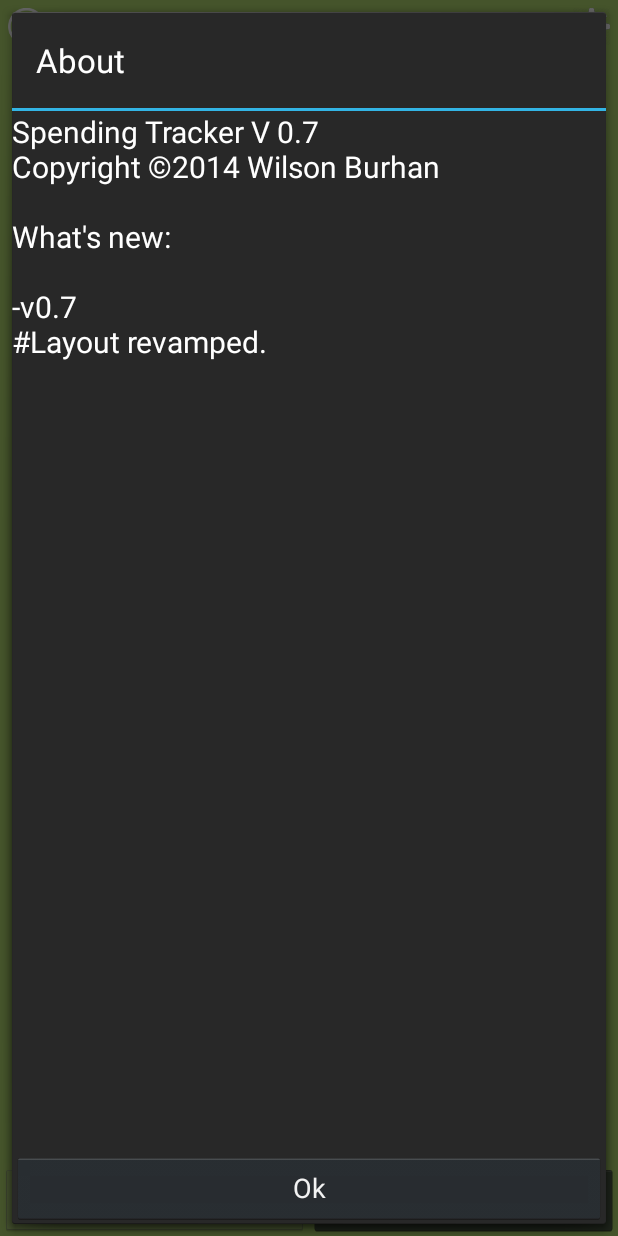
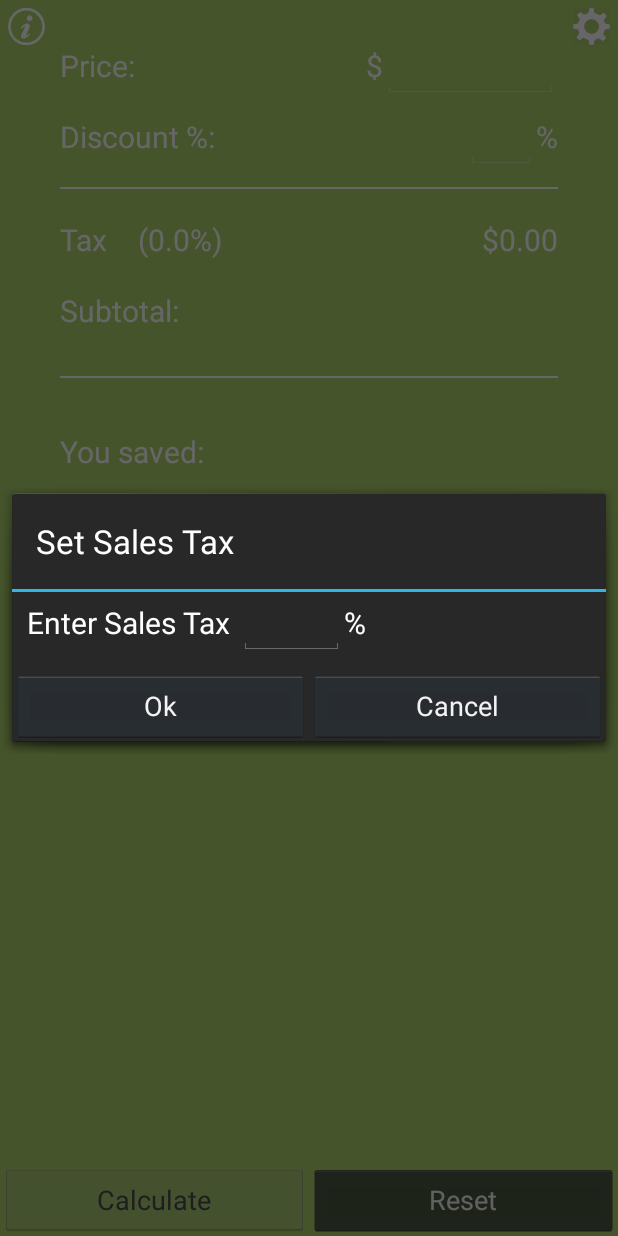
Before and after one commit to wburhan2/SpendingTracker, an Android app: the fragment Tab2Fragment placed in its activity, after a tap on an icon or button, on a phone screen of 412 x 824 dp. Run offline under Robolectric (Android 15) with nearby library versions, the phone set to English and light mode, and no system bars.

Commit message:
Implemented the missing features. V 0.9

```diff
--- a/app/src/main/AndroidManifest.xml
+++ b/app/src/main/AndroidManifest.xml
@@ -3,6 +3,7 @@
     package="com.spendingtracker.app" >
 
     <application
+        android:name="BaseApp"
         android:allowBackup="true"
         android:icon="@drawable/icon"
         android:label="@string/app_name"
--- /dev/null
+++ b/app/src/main/java/com/spendingtracker/app/BaseApp.java
@@ -0,0 +1,20 @@
+package com.spendingtracker.app;
+
+import android.app.Application;
+
+/**
+ * Created by Wilson on 5/5/14.
+ */
+public class BaseApp extends Application {
+    Tax mTax;
+
+    @Override
+    public void onCreate() {
+        super.onCreate();
+        mTax = new Tax();
+    }
+
+    public Tax getObserver() {
+        return mTax;
+    }
+}
--- a/app/src/main/java/com/spendingtracker/app/InfoDialogFragment.java
+++ b/app/src/main/java/com/spendingtracker/app/InfoDialogFragment.java
@@ -1,33 +1,31 @@
 package com.spendingtracker.app;
 
 import android.app.Dialog;
+import android.os.Bundle;
 import android.support.v4.app.DialogFragment;
-import android.os.Bundle;
+import android.text.method.ScrollingMovementMethod;
 import android.view.LayoutInflater;
 import android.view.View;
 import android.view.ViewGroup;
+import android.widget.TextView;
 
 /**
- * Created by Wilson on 5/4/14.
+ * Created by Wilson on 5/5/14.
  */
 public class InfoDialogFragment extends DialogFragment implements View.OnClickListener{
 
     @Override
     public View onCreateView(LayoutInflater inflater, ViewGroup container, Bundle savedInstanceState) {
-        //return super.onCreateView(inflater, container, savedInstanceState);
-
         View view = inflater.inflate(R.layout.info_dialog_fragment, container,false);
-
-        View okButton = view.findViewById(R.id.ok_button);
+        TextView textView = (TextView)view.findViewById(R.id.dialog_text);
+        textView.setMovementMethod(new ScrollingMovementMethod());
+        View okButton = view.findViewById(R.id.ok);
         okButton.setOnClickListener(this);
-
         Dialog dialog = getDialog();
-        dialog.setTitle("About");
+        dialog.setTitle("Help");
 
         return view;
-    }
-
-
+        }
 
     @Override
     public void onClick(View view) {
--- a/app/src/main/java/com/spendingtracker/app/MainActivity.java
+++ b/app/src/main/java/com/spendingtracker/app/MainActivity.java
@@ -13,7 +13,7 @@ import android.widget.TabHost;
 
 import java.util.HashMap;
 
-public class MainActivity extends FragmentActivity{
+public class MainActivity extends FragmentActivity {
 
     private TabHost mTabHost;
     private HashMap mapTabInfo = new HashMap();
@@ -61,10 +61,9 @@ public class MainActivity extends FragmentActivity{
         mInfo.setOnClickListener(new View.OnClickListener() {
             @Override
             public void onClick(View view) {
-
                 FragmentManager fm = getSupportFragmentManager();
-                InfoDialogFragment fragment = new InfoDialogFragment();
-                fragment.show(fm, "InfoFragment");
+                TaxDialogFragment fragment = new TaxDialogFragment();
+                fragment.show(fm, "TaxFragment");
             }
         });
 
--- a/app/src/main/java/com/spendingtracker/app/Tab2Fragment.java
+++ b/app/src/main/java/com/spendingtracker/app/Tab2Fragment.java
@@ -16,10 +16,13 @@ import android.widget.EditText;
 import android.widget.TextView;
 import android.widget.Toast;
 
+import java.util.Observable;
+import java.util.Observer;
+
 /**
  * Created by Wilson on 4/23/14.
  */
-public class Tab2Fragment extends Fragment {
+public class Tab2Fragment extends Fragment implements Observer{
 
     private Button mCalculate;
     private Button mReset;
@@ -27,22 +30,20 @@ public class Tab2Fragment extends Fragment {
     private EditText mDiscountView;
     private TextView mAfterDiscount;
     private TextView mSaved;
+    private TextView mTaxPct;
+    private TextView mTaxValue;
+    BaseApp mBase;
 
     public View onCreateView(final LayoutInflater inflater, final ViewGroup container, final Bundle savedInstanceState) {
         if (container == null) {
-            // We have different layouts, and in one of them this
-            // fragment's containing frame doesn't exist.  The fragment
-            // may still be created from its saved state, but there is
-            // no reason to try to create its view hierarchy because it
-            // won't be displayed.  Note this is not needed -- we could
-            // just run the code below, where we would create and return
-            // the view hierarchy; it would just never be used.
             return null;
         }
 
         final View v = inflater.inflate(R.layout.tab2_frag_layout, container, false);
         final MyTextWatcher myTextWatcher = new MyTextWatcher();
 
+        mBase = (BaseApp)getActivity().getApplication();
+        mBase.getObserver().addObserver(this);
         mCalculate = (Button)v.findViewById(R.id.calculate_disc);
         mCalculate.setEnabled(false);
         mReset = (Button)v.findViewById(R.id.reset_disc);
@@ -50,6 +51,8 @@ public class Tab2Fragment extends Fragment {
         mDiscountView = (EditText)v.findViewById(R.id.discount_pct_value);
         mAfterDiscount = (TextView)v.findViewById(R.id.total_value);
         mSaved = (TextView)v.findViewById(R.id.saved_value);
+        mTaxPct = (TextView)v.findViewById(R.id.tax_pct);
+        mTaxValue = (TextView)v.findViewById(R.id.tax_value);
 
         mOriginalPriceView.addTextChangedListener(myTextWatcher);
         mDiscountView.addTextChangedListener(myTextWatcher);
@@ -57,14 +60,8 @@ public class Tab2Fragment extends Fragment {
         mDiscountView.setOnEditorActionListener(new TextView.OnEditorActionListener() {
             @Override
             public boolean onEditorAction(TextView textView, int i, KeyEvent keyEvent) {
-                if (i == EditorInfo.IME_ACTION_DONE) {
-                    mCalculate.performClick();/*
-                    if (mDiscountView.getText().length() != 0) {
-                        InputMethodManager inputManager = (InputMethodManager) inflater.getContext().getSystemService(Context.INPUT_METHOD_SERVICE);
-                        inputManager.hideSoftInputFromWindow(getActivity().getCurrentFocus().getWindowToken(), InputMethodManager.HIDE_NOT_ALWAYS);
-                        return true;
-                    }*/
-                }
+                if (i == EditorInfo.IME_ACTION_DONE)
+                    mCalculate.performClick();
                 return false;
             }
         });
@@ -85,8 +82,12 @@ public class Tab2Fragment extends Fragment {
 
                 double originalPrice = Double.parseDouble(mOriginalPriceView.getText().toString());
                 double discount = Double.parseDouble(mDiscountView.getText().toString());
+                double taxPct = Double.parseDouble(mTaxPct.getText().toString());
                 double save = originalPrice * (discount / 100);
                 double finalPrice = originalPrice * ((100-discount) / 100);
+                double tax = finalPrice * (taxPct / 100);
+                finalPrice += tax;
+                mTaxValue.setText("$"+String.format("%.2f", tax));
                 mSaved.setText("$"+String.format("%.2f", save));
                 mAfterDiscount.setText("$"+String.format("%.2f" ,finalPrice));
             }
@@ -102,8 +103,18 @@ public class Tab2Fragment extends Fragment {
                 Toast.makeText(view.getContext(), "Values has been reset", 3).show();
             }
         });
+        return v;
+    }
 
-        return v;
+    @Override
+    public void onResume() {
+        super.onResume();
+        mTaxPct.setText(String.valueOf(mBase.getObserver().getTax()));
+    }
+
+    @Override
+    public void update(Observable observable, Object o) {
+        mTaxPct.setText(String.valueOf(mBase.getObserver().getTax()));
     }
 
     class MyTextWatcher implements TextWatcher {
--- /dev/null
+++ b/app/src/main/java/com/spendingtracker/app/Tax.java
@@ -0,0 +1,20 @@
+package com.spendingtracker.app;
+
+import java.util.Observable;
+
+/**
+ * Created by Wilson on 5/6/14.
+ */
+public class Tax extends Observable {
+    private double mTax = 0d;
+
+    public double getTax(){
+        return mTax;
+    }
+
+    public void setTax (double tax) {
+        mTax = tax;
+        setChanged();
+        notifyObservers(mTax);
+    }
+}
--- /dev/null
+++ b/app/src/main/java/com/spendingtracker/app/TaxDialogFragment.java
@@ -0,0 +1,64 @@
+package com.spendingtracker.app;
+
+import android.app.Activity;
+import android.app.Dialog;
+import android.support.v4.app.DialogFragment;
+import android.os.Bundle;
+import android.view.LayoutInflater;
+import android.view.View;
+import android.view.ViewGroup;
+import android.widget.Button;
+import android.widget.EditText;
+import android.widget.TextView;
+
+import java.util.Observable;
+import java.util.Observer;
+
+/**
+ * Created by Wilson on 5/4/14.
+ */
+public class TaxDialogFragment extends DialogFragment implements Observer{
+
+    BaseApp mBase;
+
+    @Override
+    public View onCreateView(LayoutInflater inflater, ViewGroup container, Bundle savedInstanceState) {
+        View view = inflater.inflate(R.layout.tax_dialog_fragment, container,false);
+        mBase = (BaseApp)getActivity().getApplication();
+        mBase.getObserver().addObserver(this);
+
+        Button okButton = (Button)view.findViewById(R.id.ok_button);
+        final EditText tax = (EditText)view.findViewById(R.id.federal_tax);
+        okButton.setOnClickListener(new View.OnClickListener() {
+            @Override
+            public void onClick(View view) {
+                if (tax.getText() == null)
+                    return;
+                String taxText = tax.getText().toString();
+
+                if (taxText.isEmpty())
+                    dismiss();
+                mBase.getObserver().setTax(Double.parseDouble(taxText));
+                dismiss();
+            }
+        });
+
+        Button cancelButton = (Button)view.findViewById(R.id.cancel_button);
+        cancelButton.setOnClickListener(new View.OnClickListener() {
+            @Override
+            public void onClick(View view) {
+                dismiss();
+            }
+        });
+
+        Dialog dialog = getDialog();
+        dialog.setTitle("Set Sales Tax");
+
+        return view;
+    }
+
+    @Override
+    public void update(Observable observable, Object o) {
+
+    }
+}
--- a/app/src/main/res/layout/info_dialog_fragment.xml
+++ b/app/src/main/res/layout/info_dialog_fragment.xml
@@ -1,24 +1,22 @@
 <?xml version="1.0" encoding="utf-8"?>
 
-<RelativeLayout
+<LinearLayout
     xmlns:android="http://schemas.android.com/apk/res/android"
     android:orientation="vertical"
     android:layout_width="match_parent"
     android:layout_height="wrap_content">
 
     <TextView
+        android:id="@+id/dialog_text"
+        android:layout_width="wrap_content"
+        android:layout_height="wrap_content"
+        android:textSize="16sp"
+        android:text="@string/help"
+        android:scrollbars="vertical"/>
+
+    <Button
+        android:id="@+id/ok"
         android:layout_width="match_parent"
         android:layout_height="wrap_content"
-        android:layout_weight="2"
-        android:textSize="@dimen/text_size"
-        android:text="@string/about"/>
-
-
-    <Button
-        android:id="@+id/ok_button"
-        android:layout_width="match_parent"
-        android:layout_height="wrap_content"
-        android:layout_alignParentBottom="true"
         android:text="Ok"/>
-
-</RelativeLayout>
+</LinearLayout>
--- a/app/src/main/res/layout/setting_layout.xml
+++ b/app/src/main/res/layout/setting_layout.xml
@@ -4,7 +4,8 @@
     xmlns:android="http://schemas.android.com/apk/res/android"
     android:orientation="vertical"
     android:layout_width="match_parent"
-    android:layout_height="match_parent">
+    android:layout_height="match_parent"
+    android:layout_marginTop="-16dp">
 
     <ListView
         android:id="@+id/setting_list"
--- a/app/src/main/res/layout/tab2_frag_layout.xml
+++ b/app/src/main/res/layout/tab2_frag_layout.xml
@@ -76,44 +76,41 @@
         android:background="@color/white"
         android:layout_below="@id/discount_pct"/>
 
-    <TextView
-        android:id="@+id/final_price"
-        android:layout_width="wrap_content"
-        android:layout_height="wrap_content"
-        android:text="Subtotal: "
-        android:textSize="@dimen/text_size"
-        android:layout_below="@id/disc_line"
-        android:layout_marginTop="@dimen/tip_cost_margin"/>
 
-    <TextView
-        android:id="@+id/total_value"
-        android:layout_width="wrap_content"
-        android:layout_height="wrap_content"
-        android:textSize="@dimen/text_size"
-        android:layout_toRightOf="@id/final_price"
-        android:layout_alignBaseline="@id/final_price"
-        android:layout_alignRight="@id/disc_line"
-        android:freezesText="true"
-        android:gravity="right"/>
 
     <TextView
         android:id="@+id/tax"
         android:layout_width="wrap_content"
         android:layout_height="wrap_content"
-        android:layout_below="@id/final_price"
+        android:layout_below="@id/disc_line"
         android:textSize="@dimen/text_size"
         android:text="Tax"
         android:layout_marginTop="@dimen/tip_cost_margin"/>
     <TextView
-        android:id="@+id/tax_pct"
+        android:id="@+id/p"
         android:layout_width="wrap_content"
         android:layout_height="wrap_content"
         android:layout_toRightOf="@id/tax"
         android:textSize="@dimen/text_size"
-        android:text="(0%)"
+        android:text="("
         android:layout_alignBaseline="@id/tax"
-        android:layout_marginLeft="@dimen/tip_cost_margin"
+        android:layout_marginLeft="@dimen/tip_cost_margin"/>
+    <TextView
+        android:id="@+id/tax_pct"
+        android:layout_width="wrap_content"
+        android:layout_height="wrap_content"
+        android:layout_toRightOf="@id/p"
+        android:textSize="@dimen/text_size"
+        android:text="0"
+        android:layout_alignBaseline="@id/tax"
         android:freezesText="true"/>
+    <TextView
+        android:layout_width="wrap_content"
+        android:layout_height="wrap_content"
+        android:layout_toRightOf="@id/tax_pct"
+        android:textSize="@dimen/text_size"
+        android:text="%)"
+        android:layout_alignBaseline="@id/tax"/>
     <TextView
         android:id="@+id/tax_value"
         android:layout_width="wrap_content"
@@ -124,12 +121,33 @@
         android:text="$0.00"
         android:gravity="right"
         android:freezesText="true"/>
+
+    <TextView
+        android:id="@+id/final_price"
+        android:layout_width="wrap_content"
+        android:layout_height="wrap_content"
+        android:text="Subtotal: "
+        android:textSize="@dimen/text_size"
+        android:layout_below="@id/tax"
+        android:layout_marginTop="@dimen/tip_cost_margin"/>
+
+    <TextView
+        android:id="@+id/total_value"
+        android:layout_width="wrap_content"
+        android:layout_height="wrap_content"
+        android:textSize="@dimen/text_size"
+        android:textColor="@color/red"
+        android:layout_toRightOf="@id/final_price"
+        android:layout_alignBaseline="@id/final_price"
+        android:layout_alignRight="@id/disc_line"
+        android:freezesText="true"
+        android:gravity="right"/>
     <View
         android:id="@+id/line"
         android:layout_width="fill_parent"
         android:layout_height="1dp"
         android:background="@color/white"
-        android:layout_below="@id/tax"
+        android:layout_below="@id/final_price"
         android:layout_marginTop="@dimen/most_margin"/>
 
     <TextView
@@ -146,7 +164,7 @@
         android:layout_width="wrap_content"
         android:layout_height="wrap_content"
         android:textSize="@dimen/text_size"
-        android:textColor="@color/red"
+        android:textColor="@color/magenta"
         android:layout_toRightOf="@id/saved"
         android:layout_alignBaseline="@id/saved"
         android:freezesText="true"
--- /dev/null
+++ b/app/src/main/res/layout/tax_dialog_fragment.xml
@@ -0,0 +1,51 @@
+<?xml version="1.0" encoding="utf-8"?>
+
+<LinearLayout
+    xmlns:android="http://schemas.android.com/apk/res/android"
+    android:orientation="vertical"
+    android:layout_width="match_parent"
+    android:layout_height="wrap_content">
+    <LinearLayout
+        android:layout_width="match_parent"
+        android:layout_height="wrap_content"
+        android:layout_marginBottom="10dip"
+        android:orientation="horizontal">
+        <TextView
+            android:id="@+id/tax_text"
+            android:layout_width="wrap_content"
+            android:layout_height="wrap_content"
+            android:layout_marginLeft="10dp"
+            android:textSize="20sp"
+            android:text="@string/sales_tax"/>
+        <EditText
+            android:id="@+id/federal_tax"
+            android:layout_width="wrap_content"
+            android:layout_height="wrap_content"
+            android:inputType="numberDecimal"
+            android:layout_marginLeft="5dp"
+            android:textSize="20sp"
+            android:ems="3"/>
+        <TextView
+            android:layout_width="wrap_content"
+            android:layout_height="wrap_content"
+            android:textSize="20sp"
+            android:text="%"/>
+    </LinearLayout>
+    <LinearLayout
+        android:layout_width="match_parent"
+        android:layout_height="wrap_content">
+    <Button
+        android:id="@+id/ok_button"
+        android:layout_width="0dip"
+        android:layout_height="wrap_content"
+        android:layout_weight="1"
+        android:text="Ok"/>
+
+    <Button
+        android:id="@+id/cancel_button"
+        android:layout_width="0dip"
+        android:layout_height="wrap_content"
+        android:layout_weight="1"
+        android:text="Cancel"/>
+    </LinearLayout>
+</LinearLayout>
```
Also changed, not shown: app/src/main/java/com/spendingtracker/app/SettingActivity.java (+33 -8 lines), app/src/main/java/com/spendingtracker/app/Tab1Fragment.java (+0 -9 lines), app/src/main/res/drawable/rounded_edges.xml (deleted, +0 -7 lines), app/src/main/res/layout/list_item.xml (added, +27 -0 lines), app/src/main/res/values/strings.xml (+7 -3 lines).
